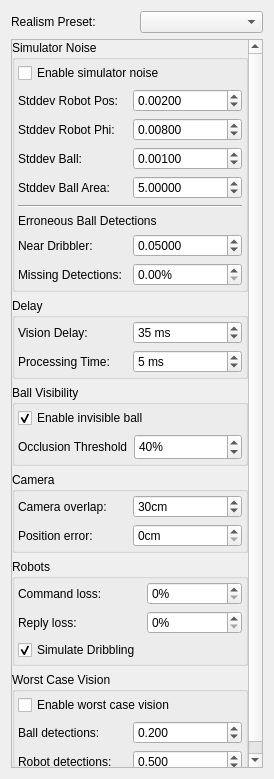
Before: the Qt Designer form src/ra/simulatorconfigwidget.ui in robotics-erlangen/framework, drawn with Qt 5.
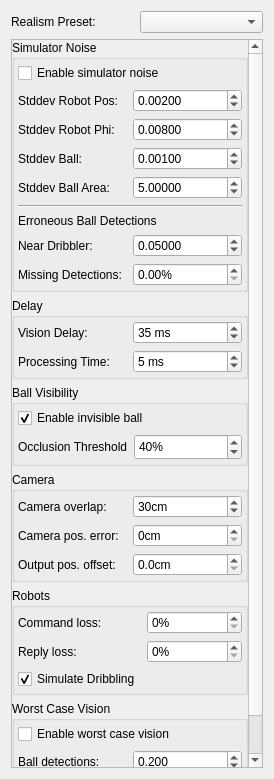
After: the same form once the commit is applied.

Commit message: simulator: add offset in reported object positions

Diff of the .ui file:
```diff
--- a/src/ra/simulatorconfigwidget.ui
+++ b/src/ra/simulatorconfigwidget.ui
@@ -30,8 +30,8 @@
        <rect>
         <x>0</x>
         <y>0</y>
-        <width>241</width>
-        <height>781</height>
+        <width>240</width>
+        <height>792</height>
        </rect>
       </property>
       <layout class="QGridLayout" name="gridLayout_5">
@@ -65,10 +65,10 @@
           <property name="bottomMargin">
            <number>3</number>
           </property>
-          <item row="0" column="0">
-           <widget class="QLabel" name="overlapLabel">
+          <item row="1" column="0">
+           <widget class="QLabel" name="label_10">
             <property name="text">
-             <string>Camera overlap:</string>
+             <string>Camera pos. error:</string>
             </property>
            </widget>
           </item>
@@ -85,13 +85,6 @@
             </property>
            </widget>
           </item>
-          <item row="1" column="0">
-           <widget class="QLabel" name="label_10">
-            <property name="text">
-             <string>Position error:</string>
-            </property>
-           </widget>
-          </item>
           <item row="1" column="1">
            <widget class="QSpinBox" name="spinCameraPositionError">
             <property name="toolTip">
@@ -105,6 +98,33 @@
             </property>
            </widget>
           </item>
+          <item row="0" column="0">
+           <widget class="QLabel" name="overlapLabel">
+            <property name="text">
+             <string>Camera overlap:</string>
+            </property>
+           </widget>
+          </item>
+          <item row="2" column="0">
+           <widget class="QLabel" name="label_16">
+            <property name="text">
+             <string>Output pos. offset:</string>
+            </property>
+           </widget>
+          </item>
+          <item row="2" column="1">
+           <widget class="QDoubleSpinBox" name="spinPositionOffset">
+            <property name="suffix">
+             <string>cm</string>
+            </property>
+            <property name="decimals">
+             <number>1</number>
+            </property>
+            <property name="singleStep">
+             <double>0.500000000000000</double>
+            </property>
+           </widget>
+          </item>
          </layout>
         </widget>
        </item>
```
The commit also changes 10 other files.
